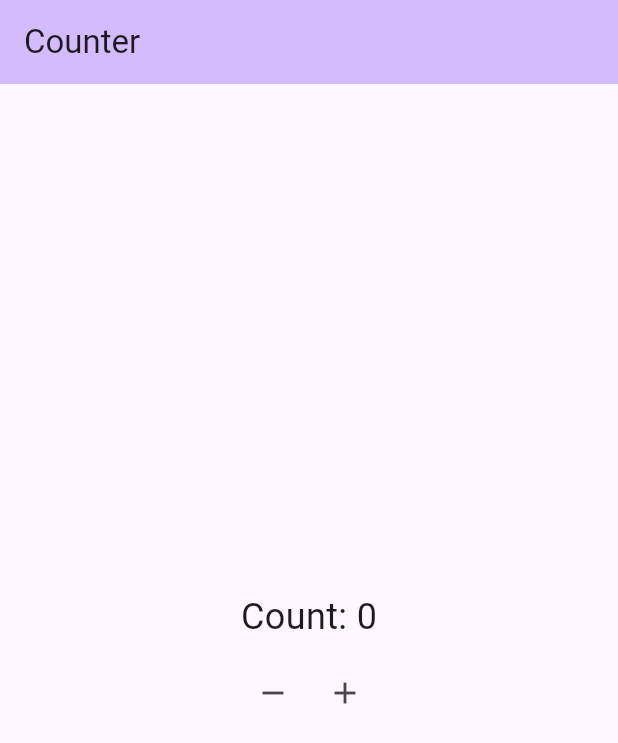
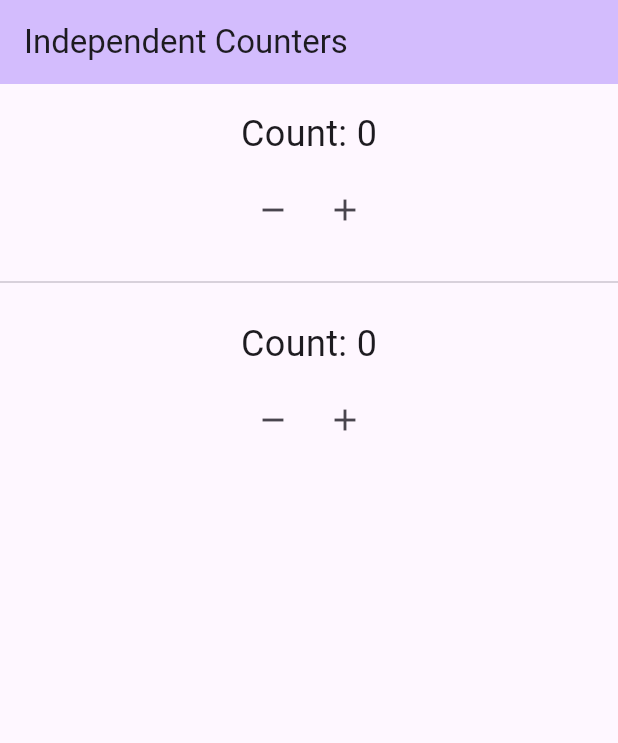
Before and after one commit to FedericoCalabro/promptivity, a Flutter app: the screen it shows after launch, on a phone screen of 412 x 824 dp. Shown: the top 743 px of the screen. Run offline on Flutter 3.47's test engine with Material 3 defaults, Android fonts, the phone set to English and light mode, and no system bars; our stand-ins replace flutter_hooks.

Commit message:
refactor counter into double counter  page

```diff
--- /dev/null
+++ b/lib/core/hooks/counter.hook.dart
@@ -0,0 +1,26 @@
+import 'package:flutter/material.dart';
+import 'package:flutter_hooks/flutter_hooks.dart';
+
+class CounterController {
+  final int count;
+  final VoidCallback increment;
+  final VoidCallback decrement;
+
+  const CounterController({
+    required this.count,
+    required this.increment,
+    required this.decrement,
+  });
+}
+
+CounterController useCounter(int initialValue) {
+  final counter = useState(initialValue);
+  void increment() => counter.value++;
+  void decrement() => counter.value--;
+
+  return CounterController(
+    count: counter.value,
+    increment: increment,
+    decrement: decrement,
+  );
+}
--- a/lib/features/counter.feat.dart
+++ /dev/null
@@ -1,72 +0,0 @@
-import 'package:flutter/material.dart';
-import 'package:flutter_hooks/flutter_hooks.dart';
-
-({
-  int count,
-  VoidCallback increment,
-  VoidCallback decrement,
-})
-useCounter(int initialValue) {
-  final counter = useState(initialValue);
-
-  void increment() => counter.value++;
-  void decrement() => counter.value--;
-
-  return (
-    count: counter.value,
-    increment: increment,
-    decrement: decrement,
-  );
-}
-
-class CounterViewController extends HookWidget {
-  const CounterViewController({super.key});
-
-  @override
-  Widget build(BuildContext context) {
-    final counter = useCounter(0);
-    return CounterView(
-      counter: counter.count,
-      onIncrement: counter.increment,
-      onDecrement: counter.decrement,
-    );
-  }
-}
-
-class CounterView extends StatelessWidget {
-  final int counter;
-  final VoidCallback onIncrement;
-  final VoidCallback onDecrement;
-  const CounterView({
-    super.key,
-    required this.counter,
-    required this.onIncrement,
-    required this.onDecrement,
-  });
-
-  @override
-  Widget build(BuildContext context) {
-    return Scaffold(
-      appBar: AppBar(
-        backgroundColor: Theme.of(context).colorScheme.inversePrimary,
-        title: const Text('Counter'),
-      ),
-      body: Center(
-        child: Column(
-          mainAxisAlignment: .center,
-          children: [
-            Text('Count: $counter', style: const TextStyle(fontSize: 24)),
-            const SizedBox(height: 10),
-            Row(
-              mainAxisAlignment: .center,
-              children: [
-                IconButton(onPressed: onDecrement, icon: const Icon(Icons.remove)),
-                IconButton(onPressed: onIncrement, icon: const Icon(Icons.add)),
-              ],
-            ),
-          ],
-        ),
-      ),
-    );
-  }
-}
--- /dev/null
+++ b/lib/features/double_counter.screen.dart
@@ -0,0 +1,25 @@
+import 'package:flutter/material.dart';
+import 'package:promptivity/shared/widgets/counter.widget.dart';
+
+class DoubleCounterScreen extends StatelessWidget {
+  const DoubleCounterScreen({super.key});
+
+  @override
+  Widget build(BuildContext context) {
+    return Scaffold(
+      appBar: AppBar(
+        backgroundColor: Theme.of(context).colorScheme.inversePrimary,
+        title: const Text('Independent Counters'),
+      ),
+      body: const Center(
+        child: Column(
+          children: [
+            CounterWidget(),
+            Divider(),
+            CounterWidget(),
+          ],
+        ),
+      ),
+    );
+  }
+}
--- a/lib/main.dart
+++ b/lib/main.dart
@@ -1,5 +1,5 @@
 import 'package:flutter/material.dart';
-import 'package:promptivity/features/counter.feat.dart';
+import 'package:promptivity/features/double_counter.screen.dart';
 
 void main() {
   runApp(const MyApp());
@@ -13,7 +13,7 @@ class MyApp extends StatelessWidget {
     return MaterialApp(
       title: 'Flutter Demo',
       theme: ThemeData(colorScheme: .fromSeed(seedColor: Colors.deepPurple)),
-      home: const CounterViewController(),
+      home: const DoubleCounterScreen(),
     );
   }
 }
--- /dev/null
+++ b/lib/shared/widgets/counter.widget.dart
@@ -0,0 +1,29 @@
+import 'package:flutter/material.dart';
+import 'package:flutter_hooks/flutter_hooks.dart';
+import 'package:promptivity/core/hooks/counter.hook.dart';
+
+class CounterWidget extends HookWidget {
+  const CounterWidget({super.key});
+
+  @override
+  Widget build(BuildContext context) {
+    final counter = useCounter(0);
+    return Padding(
+      padding: const EdgeInsets.all(16.0),
+      child: Column(
+        mainAxisSize: MainAxisSize.min,
+        children: [
+          Text('Count: ${counter.count}', style: const TextStyle(fontSize: 24)),
+          const SizedBox(height: 10),
+          Row(
+            mainAxisAlignment: MainAxisAlignment.center,
+            children: [
+              IconButton(onPressed: counter.increment, icon: const Icon(Icons.remove)),
+              IconButton(onPressed: counter.decrement, icon: const Icon(Icons.add)),
+            ],
+          ),
+        ],
+      ),
+    );
+  }
+}
```
